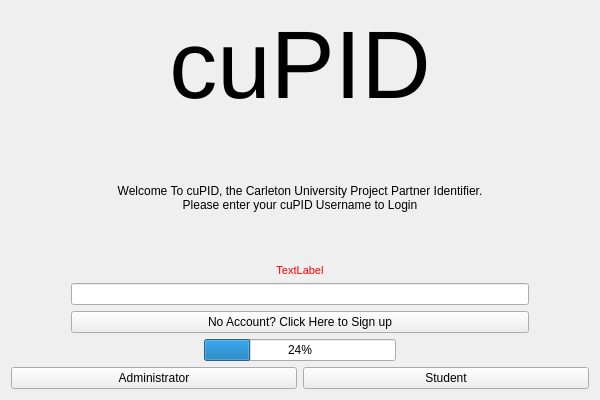
Qt form UserAuthentication/loginform.ui (zcharli/carleton-student-project-partner-finder) before a commit.
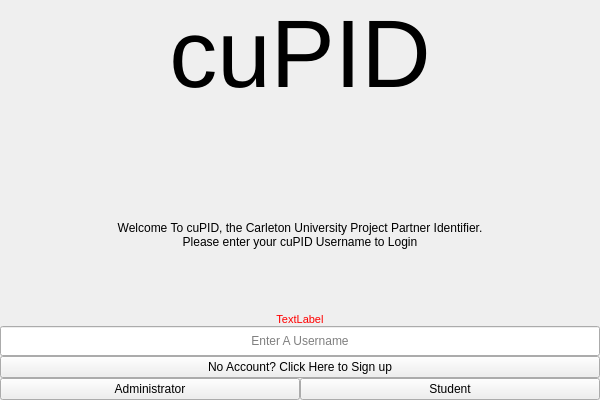
The same form after that commit.

Patch:
```diff
--- a/UserAuthentication/loginform.ui
+++ b/UserAuthentication/loginform.ui
@@ -14,8 +14,23 @@
    <string>Login</string>
   </property>
   <layout class="QGridLayout" name="gridLayout">
+   <property name="leftMargin">
+    <number>0</number>
+   </property>
+   <property name="topMargin">
+    <number>0</number>
+   </property>
+   <property name="rightMargin">
+    <number>0</number>
+   </property>
+   <property name="bottomMargin">
+    <number>0</number>
+   </property>
    <item row="0" column="0">
     <layout class="QVBoxLayout" name="verticalLayout">
+     <property name="spacing">
+      <number>0</number>
+     </property>
      <property name="sizeConstraint">
       <enum>QLayout::SetNoConstraint</enum>
      </property>
@@ -111,60 +126,31 @@
      <item>
       <layout class="QHBoxLayout" name="horizontalLayout_4">
        <item>
-        <spacer name="horizontalSpacer_6">
-         <property name="orientation">
-          <enum>Qt::Horizontal</enum>
-         </property>
-         <property name="sizeType">
-          <enum>QSizePolicy::Preferred</enum>
-         </property>
-         <property name="sizeHint" stdset="0">
+        <widget class="QLineEdit" name="txtLogin">
+         <property name="minimumSize">
           <size>
-           <width>60</width>
-           <height>20</height>
+           <width>0</width>
+           <height>30</height>
           </size>
          </property>
-        </spacer>
-       </item>
-       <item>
-        <widget class="QLineEdit" name="txtLogin"/>
-       </item>
-       <item>
-        <spacer name="horizontalSpacer_7">
-         <property name="orientation">
-          <enum>Qt::Horizontal</enum>
+         <property name="inputMask">
+          <string/>
          </property>
-         <property name="sizeType">
-          <enum>QSizePolicy::Maximum</enum>
+         <property name="text">
+          <string/>
          </property>
-         <property name="sizeHint" stdset="0">
-          <size>
-           <width>60</width>
-           <height>20</height>
-          </size>
+         <property name="alignment">
+          <set>Qt::AlignCenter</set>
          </property>
-        </spacer>
+         <property name="placeholderText">
+          <string>Enter A Username</string>
+         </property>
+        </widget>
        </item>
       </layout>
      </item>
      <item>
       <layout class="QHBoxLayout" name="horizontalLayout_2">
-       <item>
-        <spacer name="horizontalSpacer_9">
-         <property name="orientation">
-          <enum>Qt::Horizontal</enum>
-         </property>
-         <property name="sizeType">
-          <enum>QSizePolicy::Fixed</enum>
-         </property>
-         <property name="sizeHint" stdset="0">
-          <size>
-           <width>60</width>
-           <height>20</height>
-          </size>
-         </property>
-        </spacer>
-       </item>
        <item>
         <widget class="QPushButton" name="btnSignUp">
          <property name="text">
@@ -172,63 +158,13 @@
          </property>
         </widget>
        </item>
-       <item>
-        <spacer name="horizontalSpacer_8">
-         <property name="orientation">
-          <enum>Qt::Horizontal</enum>
-         </property>
-         <property name="sizeType">
-          <enum>QSizePolicy::Fixed</enum>
-         </property>
-         <property name="sizeHint" stdset="0">
-          <size>
-           <width>60</width>
-           <height>20</height>
-          </size>
-         </property>
-        </spacer>
-       </item>
-      </layout>
-     </item>
-     <item>
-      <layout class="QHBoxLayout" name="horizontalLayout_3">
-       <item>
-        <spacer name="horizontalSpacer_4">
-         <property name="orientation">
-          <enum>Qt::Horizontal</enum>
-         </property>
-         <property name="sizeHint" stdset="0">
-          <size>
-           <width>40</width>
-           <height>20</height>
-          </size>
-         </property>
-        </spacer>
-       </item>
-       <item>
-        <widget class="QProgressBar" name="progBarLogin">
-         <property name="value">
-          <number>24</number>
-         </property>
-        </widget>
-       </item>
-       <item>
-        <spacer name="horizontalSpacer_5">
-         <property name="orientation">
-          <enum>Qt::Horizontal</enum>
-         </property>
-         <property name="sizeHint" stdset="0">
-          <size>
-           <width>40</width>
-           <height>20</height>
-          </size>
-         </property>
-        </spacer>
-       </item>
       </layout>
      </item>
      <item>
       <layout class="QHBoxLayout" name="horizontalLayout">
+       <property name="spacing">
+        <number>0</number>
+       </property>
        <item>
         <widget class="QPushButton" name="btnAdministrator">
          <property name="text">
```
